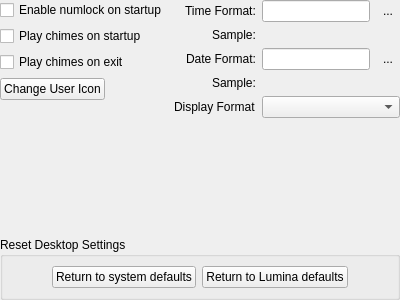
Before: the Qt Designer form src-qt5/core-utils/lumina-config/pages/page_session_options.ui in lumina-desktop/lumina, drawn with Qt 5.
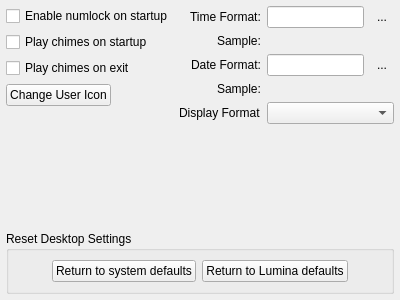
After: the same form once the commit is applied.

Commit message: Add in the last 2 converted pages (session_[locale/options]). Leave the new UI enabled now.

```diff
--- a/src-qt5/core-utils/lumina-config/pages/page_session_options.ui
+++ b/src-qt5/core-utils/lumina-config/pages/page_session_options.ui
@@ -15,16 +15,16 @@
   </property>
   <layout class="QGridLayout" name="gridLayout">
    <property name="leftMargin">
-    <number>0</number>
+    <number>6</number>
    </property>
    <property name="topMargin">
-    <number>0</number>
+    <number>6</number>
    </property>
    <property name="rightMargin">
-    <number>0</number>
+    <number>6</number>
    </property>
    <property name="bottomMargin">
-    <number>0</number>
+    <number>6</number>
    </property>
    <item row="0" column="0">
     <layout class="QVBoxLayout" name="verticalLayout_4">
```
The commit also changes 10 other files.
